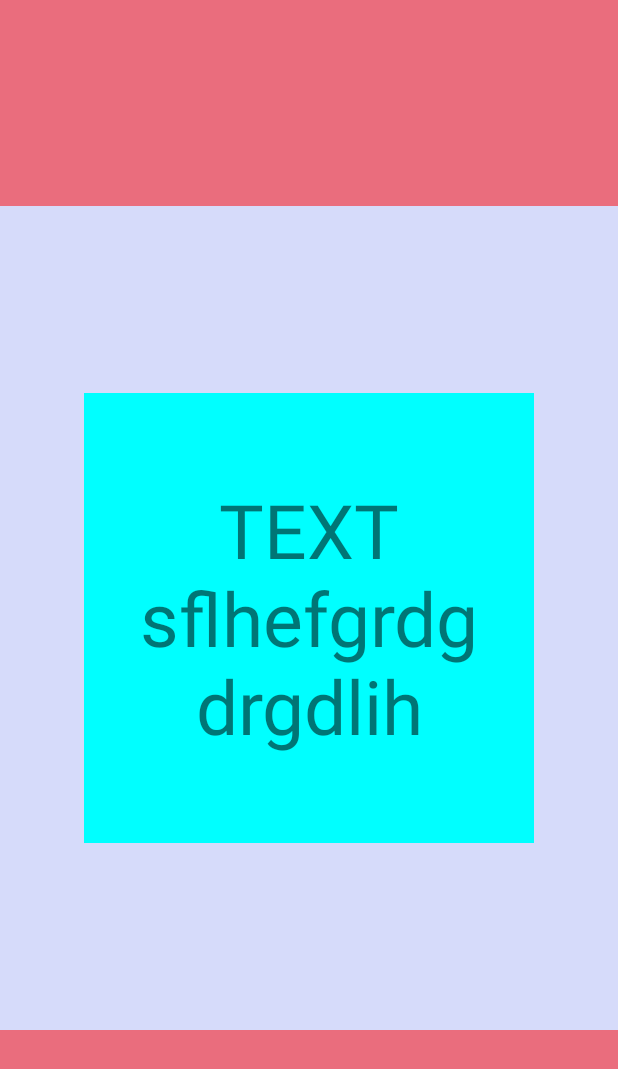
After one commit to ChairfaceChippendale/EasyEngMaterial, an Android app: the layout activity_learn_word.xml on its own in the app's theme, with its tools: preview values and no code run, on a phone screen of 412 x 824 dp. The commit adds this screen. Shown: the top 1069 px of the screen. Run offline under Robolectric (Android 15) with nearby library versions, the phone set to English and light mode, and no system bars.

Commit message:
LearnWord

```diff
--- a/eeapp/src/main/java/com/ujujzk/easyengmaterial/eeapp/model/Card.java
+++ b/eeapp/src/main/java/com/ujujzk/easyengmaterial/eeapp/model/Card.java
@@ -1,4 +1,9 @@
 package com.ujujzk.easyengmaterial.eeapp.model;
+
+import android.os.Parcel;
+import android.os.Parcelable;
+
+import java.io.Serializable;
 
 public class Card extends Base {
 
@@ -29,6 +34,7 @@ public class Card extends Base {
         this.back = back;
     }
 
+
     @Override
     public String toString() {
         return "Card{" +
--- /dev/null
+++ b/eeapp/src/main/res/layout/activity_learn_word.xml
@@ -0,0 +1,65 @@
+<RelativeLayout xmlns:android="http://schemas.android.com/apk/res/android"
+                xmlns:tools="http://schemas.android.com/tools"
+                android:layout_width="match_parent"
+                android:layout_height="match_parent"
+                tools:context="com.ujujzk.easyengmaterial.eeapp.util.LearnWordActivity">
+
+    <TextView
+            android:id="@+id/learn_word_act_tv_word"
+            android:layout_width="300dp"
+            android:layout_height="300dp"
+            android:layout_centerInParent="true"
+            android:paddingRight="30dp"
+            android:paddingLeft="30dp"
+            android:gravity="center"
+            android:textSize="50sp"
+            android:background="#00FFFF"
+            android:text="TEXT sflhefgrdgdrgdlih"/>
+
+
+    <LinearLayout
+            android:layout_width="match_parent"
+            android:layout_height="match_parent"
+            android:orientation="vertical">
+
+        <FrameLayout
+                android:id="@+id/learn_word_act_top_i_know"
+                android:layout_width="match_parent"
+                android:layout_height="0dp"
+                android:background="#FF0000"
+                android:layout_weight="1"
+                android:alpha=".5"></FrameLayout>
+
+        <FrameLayout
+                android:layout_width="match_parent"
+                android:layout_height="0dp"
+                android:layout_weight="4"></FrameLayout>
+
+        <FrameLayout
+                android:id="@+id/learn_word_act_bottom_i_forgot"
+                android:layout_width="match_parent"
+                android:layout_height="0dp"
+                android:background="#FF0000"
+                android:layout_weight="1"
+                android:alpha=".5"></FrameLayout>
+
+    </LinearLayout>
+
+    <android.support.v7.widget.Toolbar
+            android:id="@+id/learn_word_act_app_bar"
+            xmlns:android="http://schemas.android.com/apk/res/android"
+            xmlns:app="http://schemas.android.com/apk/res-auto"
+            android:orientation="vertical"
+            android:layout_width="match_parent"
+            android:layout_height="?android:actionBarSize"
+            android:transitionName="toolBar"
+            android:background="#00000000"
+
+            app:theme="?attr/mToolBarTheme"
+            app:popupTheme="?attr/mPopupTheme"
+            >
+
+    </android.support.v7.widget.Toolbar>
+
+
+</RelativeLayout>
--- a/eeapp/src/main/res/menu/menu_main.xml
+++ b/eeapp/src/main/res/menu/menu_main.xml
@@ -1,8 +1,9 @@
+<?xml version="1.0" encoding="utf-8"?>
 <menu
         xmlns:android="http://schemas.android.com/apk/res/android"
         xmlns:app="http://schemas.android.com/apk/res-auto"
         xmlns:tools="http://schemas.android.com/tools"
-        tools:context="com.ujujzk.trymaterial.appmaterial.MainActivity2Activity">
+        tools:context="com.ujujzk.easyengmaterial.eeapp.MainActivity">
 
     <item
             android:id="@+id/main_act_action_settings"
--- a/eeapp/src/main/res/values/strings.xml
+++ b/eeapp/src/main/res/values/strings.xml
@@ -10,6 +10,7 @@
     <string name="title_activity_vocabulary">Vocabulary</string>
     <string name="title_activity_grammar">Grammar</string>
     <string name="title_activity_edit_pack">Edit pack</string>
+    <string name="title_activity_learn_word"></string>
 
     <string name="theme_light">Custom.Light</string>
     <string name="theme_dark">Custom.Dark</string>
@@ -36,5 +37,8 @@
     <string name="ok">OK</string>
     <string name="dialog_edit_card_title">Pack title</string>
 
+    <string name="hello_world">Hello world!</string>
+    <string name="action_pronunciation">Pronunciation</string>
+
 
 </resources>
```
Also changed, not shown: eeapp/src/main/AndroidManifest.xml (+17 -12 lines), eeapp/src/main/java/com/ujujzk/easyengmaterial/eeapp/CardListAdapter.java (+6 -1 lines), eeapp/src/main/java/com/ujujzk/easyengmaterial/eeapp/EditPackActivity.java (+39 -28 lines), eeapp/src/main/java/com/ujujzk/easyengmaterial/eeapp/PacksListAdapter.java (+33 -4 lines), eeapp/src/main/java/com/ujujzk/easyengmaterial/eeapp/VocabularyActivity.java (+15 -6 lines), eeapp/src/main/java/com/ujujzk/easyengmaterial/eeapp/model/Pack.java (+7 -0 lines), eeapp/src/main/java/com/ujujzk/easyengmaterial/eeapp/util/LearnWordActivity.java (added, +177 -0 lines), eeapp/src/main/res/menu/menu_learn_word.xml (added, +15 -0 lines), eeapp/src/main/res/drawable-xhdpi/ic_volume_up_white_48dp.png (added), eeapp/src/main/res/drawable-xxhdpi/ic_volume_up_white_48dp.png (added), eeapp/src/main/res/drawable/ic_volume_up_white_48dp.png (added).
